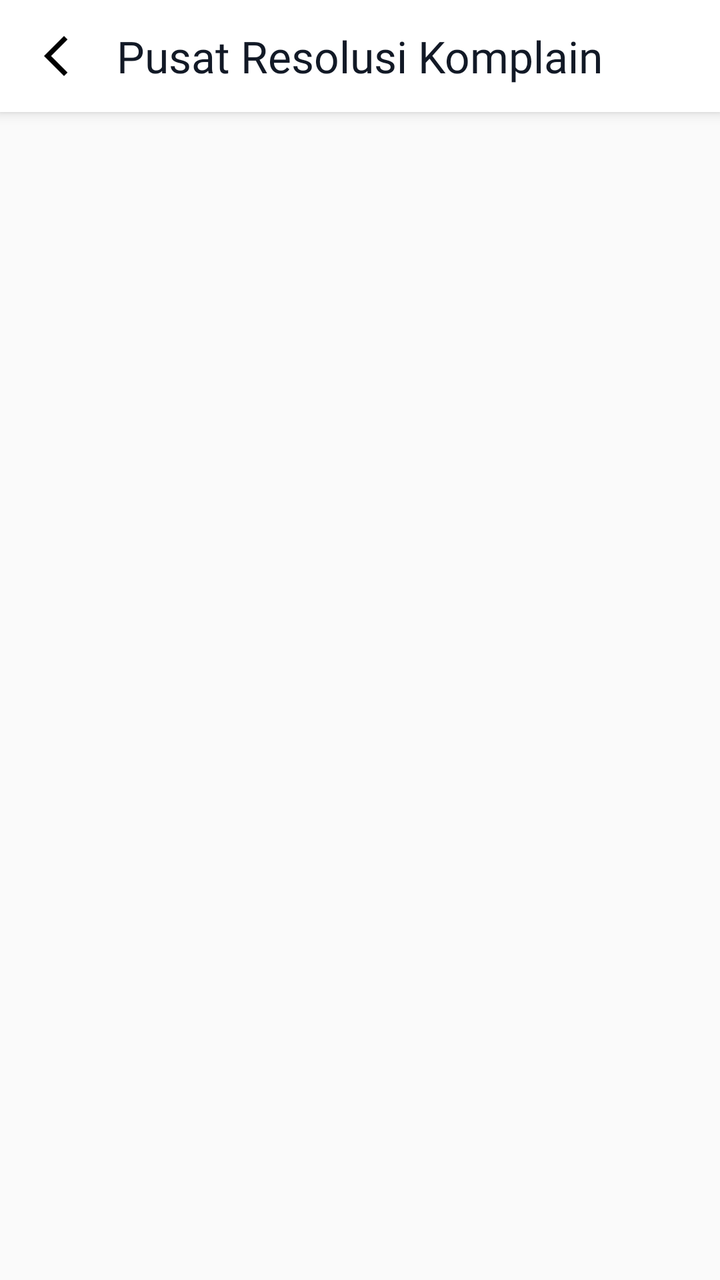
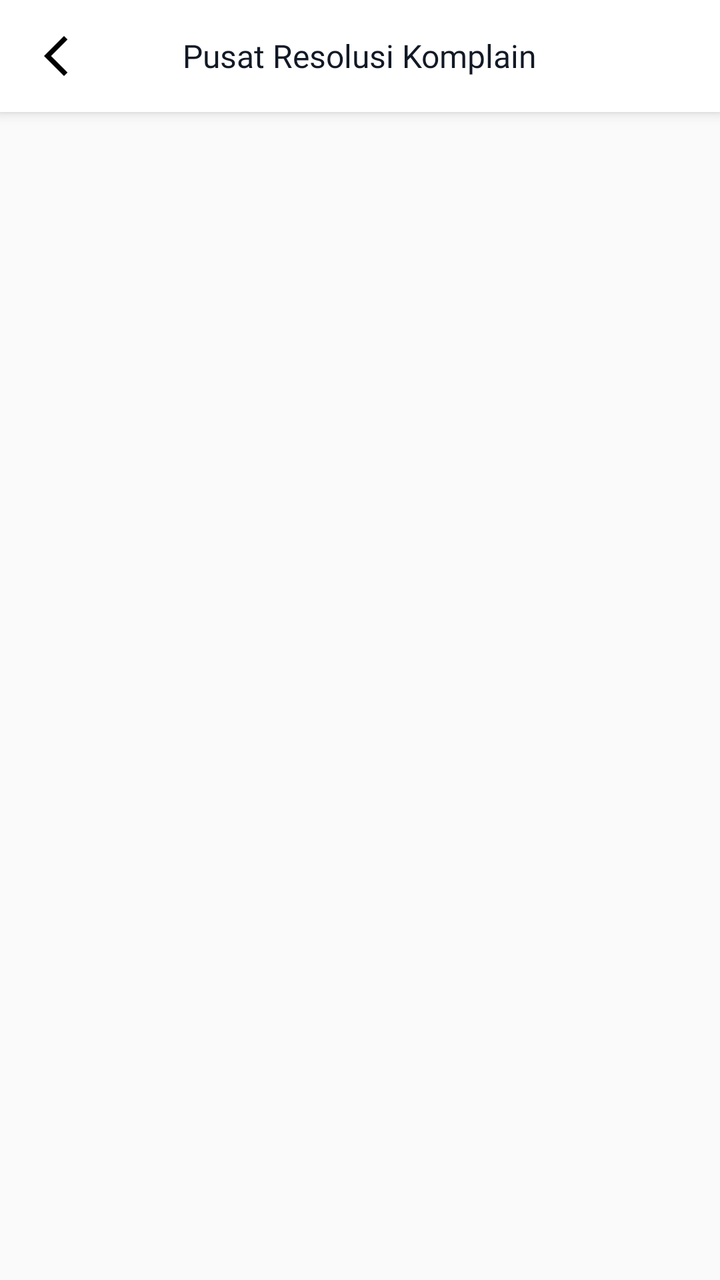

Compare the two renders of this Android layout. The source of the first and the diff that turns it into the second are given below.
<!-- AndroidManifest.xml: application theme Theme.Florist -->
<!-- res/layout/activity_seller_complaint_list.xml -->
<?xml version="1.0" encoding="utf-8"?>
<LinearLayout xmlns:android="http://schemas.android.com/apk/res/android"
    xmlns:app="http://schemas.android.com/apk/res-auto"
    android:layout_width="match_parent"
    android:layout_height="match_parent"
    android:orientation="vertical"
    android:background="#FAFAFA">

    <RelativeLayout
        android:layout_width="match_parent"
        android:layout_height="?attr/actionBarSize"
        android:background="@color/white"
        android:elevation="4dp"
        android:paddingHorizontal="16dp">

        <ImageView
            android:id="@+id/btnBack"
            android:layout_width="24dp"
            android:layout_height="24dp"
            android:layout_centerVertical="true"
            android:src="@drawable/ic_back" />

        <TextView
            android:layout_width="wrap_content"
            android:layout_height="wrap_content"
            android:layout_centerInParent="true"
            android:text="Pusat Resolusi Komplain"
            android:textColor="@color/black"
            style="@style/title_lg_bold" />
    </RelativeLayout>

    <ProgressBar
        android:id="@+id/progressBar"
        android:layout_width="wrap_content"
        android:layout_height="wrap_content"
        android:layout_gravity="center"
        android:layout_marginTop="24dp"
        android:visibility="gone"/>

    <androidx.recyclerview.widget.RecyclerView
        android:id="@+id/rvComplaints"
        android:layout_width="match_parent"
        android:layout_height="match_parent"
        android:clipToPadding="false"
        android:paddingTop="8dp"
        android:paddingBottom="16dp"
        app:layoutManager="androidx.recyclerview.widget.LinearLayoutManager"/>
</LinearLayout>
<!-- resources referenced by this layout -->
<resources>
  <color name="black">#121926</color>
  <color name="white">#FFFFFF</color>
  <!-- drawable ic_back (drawable) -->
  <vector android:height="24dp" android:tint="#000000"
      android:viewportHeight="24" android:viewportWidth="24"
      android:width="24dp" xmlns:android="http://schemas.android.com/apk/res/android">
      <path android:fillColor="@android:color/white" android:pathData="M17.77,3.77l-1.77,-1.77l-10,10l10,10l1.77,-1.77l-8.23,-8.23z"/>
  </vector>
  <style name="title_lg_bold">
          <item name="android:fontFamily">@font/nunito_sans_bold</item>
          <item name="android:textSize">22sp</item>
          <item name="android:lineSpacingMultiplier">0.55</item>
          <item name="android:lineSpacingExtra">8sp</item>
      </style>
  <style name="Theme.Florist" parent="Theme.MaterialComponents.Light.NoActionBar">
          
          <item name="colorPrimary">@color/main_color</item>
          <item name="colorPrimaryVariant">@color/main_color</item>
          <item name="colorOnPrimary">@color/white</item>
          
          <item name="colorSecondary">@color/teal_200</item>
          <item name="colorSecondaryVariant">@color/teal_700</item>
          <item name="colorOnSecondary">@color/black</item>
          
          <item name="android:statusBarColor">?attr/colorPrimaryVariant</item>
          <item name="android:autoCompleteTextViewStyle">@drawable/rounded_normal_edittext</item>
  
          
      </style>
  <color name="main_color">#3D5C42</color>
  <color name="teal_200">#FF03DAC5</color>
  <color name="teal_700">#FF018786</color>
  <!-- drawable rounded_normal_edittext (drawable) -->
  <?xml version="1.0" encoding="utf-8"?>
  <shape xmlns:android="http://schemas.android.com/apk/res/android"
      android:shape="rectangle">
  
      <solid android:color="@color/white"/>
      <stroke android:color="@color/border_secondary" android:width="1dp"/>
      <corners android:bottomLeftRadius="8dp"
          android:bottomRightRadius="8dp"
          android:topLeftRadius="8dp"
          android:topRightRadius="8dp"/>
  
  </shape>
  <color name="border_secondary">@color/gray_400</color>
  <color name="gray_400">#9AA4B2</color>
</resources>

<!-- the commit's change to res/layout/activity_seller_complaint_list.xml (unified diff, before → after) -->
@@ -21,12 +21,12 @@
             android:src="@drawable/ic_back" />
 
         <TextView
+            style="@style/title_md_bold"
             android:layout_width="wrap_content"
             android:layout_height="wrap_content"
             android:layout_centerInParent="true"
             android:text="Pusat Resolusi Komplain"
-            android:textColor="@color/black"
-            style="@style/title_lg_bold" />
+            android:textColor="@color/black" />
     </RelativeLayout>
 
     <ProgressBar
<!-- resource entries referenced after the edit -->
@@ -8,11 +8,11 @@
       android:width="24dp" xmlns:android="http://schemas.android.com/apk/res/android">
       <path android:fillColor="@android:color/white" android:pathData="M17.77,3.77l-1.77,-1.77l-10,10l10,10l1.77,-1.77l-8.23,-8.23z"/>
   </vector>
-  <style name="title_lg_bold">
+  <style name="title_md_bold">
           <item name="android:fontFamily">@font/nunito_sans_bold</item>
-          <item name="android:textSize">22sp</item>
-          <item name="android:lineSpacingMultiplier">0.55</item>
-          <item name="android:lineSpacingExtra">8sp</item>
+          <item name="android:textSize">16sp</item>
+          <item name="android:lineSpacingMultiplier">0.44</item>
+          <item name="android:lineSpacingExtra">10sp</item>
       </style>
   <style name="Theme.Florist" parent="Theme.MaterialComponents.Light.NoActionBar">
           
